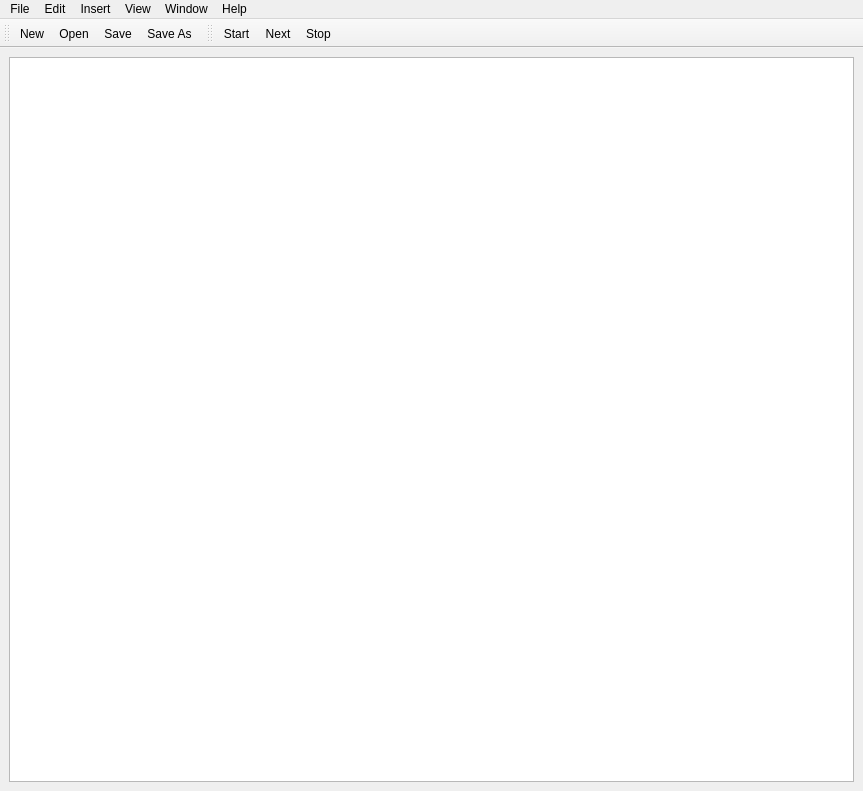
Qt form src/main_window.ui (herstky/DES) before a commit.
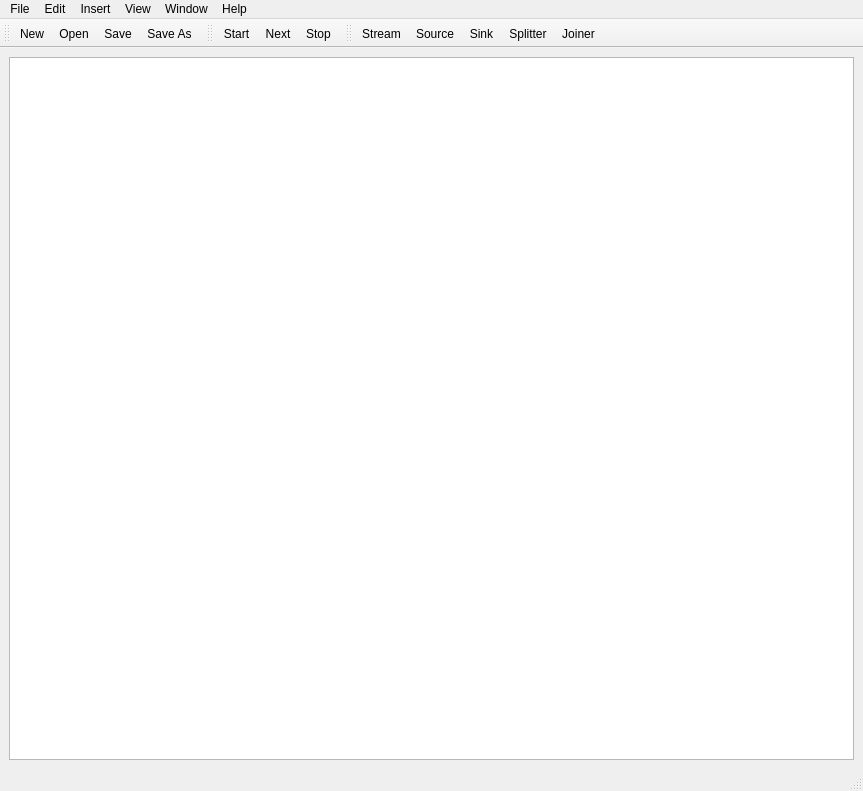
The same form after that commit.

What changed in the file:
```diff
--- a/src/main_window.ui
+++ b/src/main_window.ui
@@ -17,6 +17,9 @@
    <layout class="QGridLayout" name="gridLayout_2">
     <item row="0" column="0">
      <layout class="QGridLayout" name="gridLayout">
+      <property name="spacing">
+       <number>0</number>
+      </property>
       <item row="0" column="0">
        <layout class="QVBoxLayout" name="verticalLayout">
         <item>
@@ -111,6 +114,23 @@
    <addaction name="actionNext"/>
    <addaction name="actionStop"/>
   </widget>
+  <widget class="QToolBar" name="toolBar_3">
+   <property name="windowTitle">
+    <string>toolBar_3</string>
+   </property>
+   <attribute name="toolBarArea">
+    <enum>TopToolBarArea</enum>
+   </attribute>
+   <attribute name="toolBarBreak">
+    <bool>false</bool>
+   </attribute>
+   <addaction name="actionStream"/>
+   <addaction name="actionSource"/>
+   <addaction name="actionSink"/>
+   <addaction name="actionSplitter"/>
+   <addaction name="actionJoiner"/>
+  </widget>
+  <widget class="QStatusBar" name="statusBar"/>
   <action name="actionNew">
    <property name="text">
     <string>New</string>
@@ -160,6 +180,31 @@
     <string>¯\(ツ)/¯</string>
    </property>
   </action>
+  <action name="actionSource">
+   <property name="text">
+    <string>Source</string>
+   </property>
+  </action>
+  <action name="actionSink">
+   <property name="text">
+    <string>Sink</string>
+   </property>
+  </action>
+  <action name="actionSplitter">
+   <property name="text">
+    <string>Splitter</string>
+   </property>
+  </action>
+  <action name="actionJoiner">
+   <property name="text">
+    <string>Joiner</string>
+   </property>
+  </action>
+  <action name="actionStream">
+   <property name="text">
+    <string>Stream</string>
+   </property>
+  </action>
  </widget>
  <resources/>
  <connections/>
```
Left out of the diff: 11 changed lines with no effect on the pictures.
